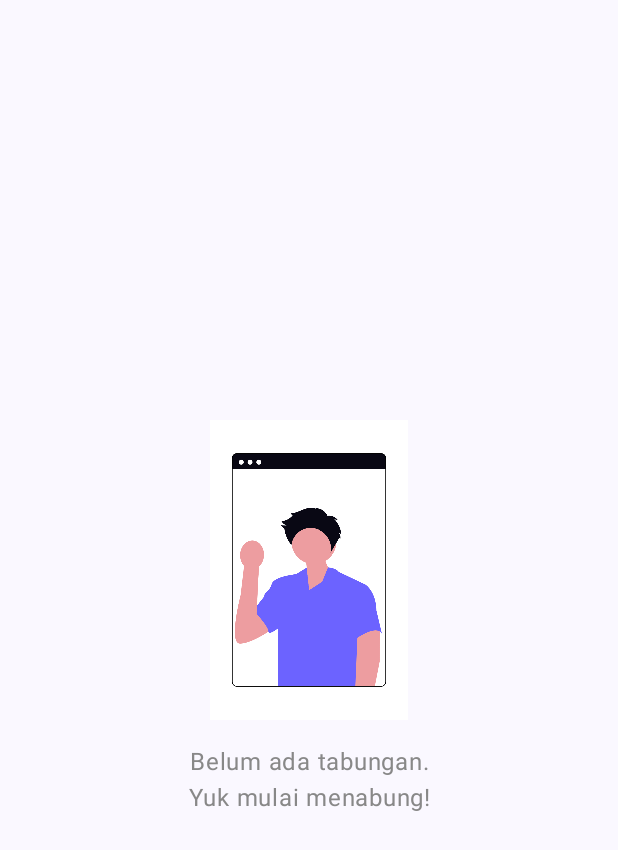
After one commit to evanpratama470123/Assessment2_Mobpro, an Android app built with Jetpack Compose: the composable EmptyStateTabungan shown on its own in the app's theme, on a phone screen of 412 x 824 dp. The commit adds this screen. Shown: the top 850 px of the screen. Run offline under Robolectric (Android 15) with nearby library versions, the phone set to English and light mode, and no system bars.

Commit message:
Menangani keadaan jika list kosong

```diff
--- /dev/null
+++ b/app/src/main/java/com/evanpratama0137/ciciluang/ui/screen/EmptyStateTabungan.kt
@@ -0,0 +1,41 @@
+package com.evanpratama0137.ciciluang.ui.screen
+
+import androidx.compose.material3.Text
+
+import androidx.compose.foundation.Image
+import androidx.compose.foundation.layout.*
+import androidx.compose.runtime.Composable
+import androidx.compose.ui.Alignment
+import androidx.compose.ui.Modifier
+import androidx.compose.ui.res.painterResource
+import androidx.compose.ui.text.style.TextAlign
+import androidx.compose.ui.unit.dp
+import androidx.compose.ui.unit.sp
+import androidx.compose.ui.graphics.Color
+import com.evanpratama0137.ciciluang.R
+
+@Composable
+fun EmptyStateTabungan() {
+    Column(
+        modifier = Modifier
+            .fillMaxSize()
+            .padding(24.dp),
+        verticalArrangement = Arrangement.Center,
+        horizontalAlignment = Alignment.CenterHorizontally
+    ) {
+        Image(
+            painter = painterResource(id = R.drawable.emptystate),
+            contentDescription = "Ilustrasi tabungan kosong",
+            modifier = Modifier.size(200.dp)
+        )
+
+        Spacer(modifier = Modifier.height(16.dp))
+
+        Text(
+            text = "Belum ada tabungan.\nYuk mulai menabung!",
+            fontSize = 16.sp,
+            textAlign = TextAlign.Center,
+            color = Color.Gray
+        )
+    }
+}
--- a/app/src/main/java/com/evanpratama0137/ciciluang/ui/screen/MainScreen.kt
+++ b/app/src/main/java/com/evanpratama0137/ciciluang/ui/screen/MainScreen.kt
@@ -54,12 +54,17 @@ fun ScreenContent(modifier: Modifier = Modifier) {
     val viewModel: MainViewModel = viewModel()
     val data = viewModel.data
 
+    if (data.isEmpty()) {
+        EmptyStateTabungan()
+    }
+    else {
         LazyColumn(
             modifier = modifier.fillMaxSize()
         ) {
             items(data) {
                 ListItem(it)
                 HorizontalDivider()
+            }
         }
     }
 }
--- a/app/src/main/res/values/strings.xml
+++ b/app/src/main/res/values/strings.xml
@@ -1,3 +1,4 @@
 <resources>
     <string name="app_name">CicilUang</string>
+    <string name="list_kosong">Silahkan tambah tabungan!</string>
 </resources>
```
Also changed, not shown: app/src/main/res/drawable/emptystate.png (added). Lines whose indentation alone changed are shown as unchanged.
